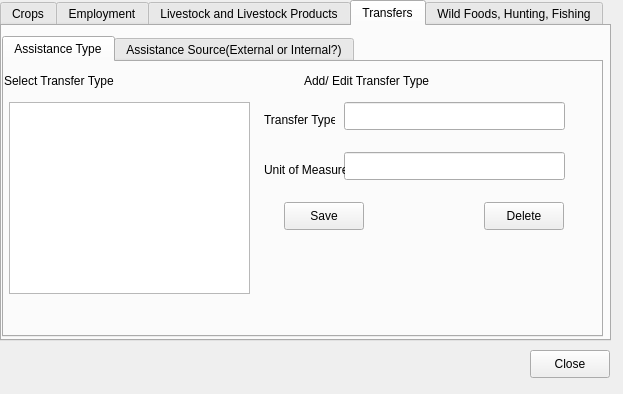
snim2mirror/openihm, file src/openihm/gui/designs/ui_manageincomedetails.ui: the form before one commit.
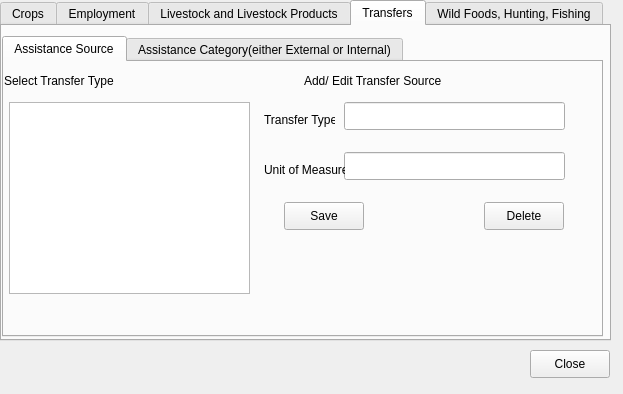
The form after the commit. The open tabs and pages were chosen to show the change.

Commit message: updating manage income source details interface

Patch:
```diff
--- a/src/openihm/gui/designs/ui_manageincomedetails.ui
+++ b/src/openihm/gui/designs/ui_manageincomedetails.ui
@@ -464,7 +464,7 @@
      </property>
      <widget class="QWidget" name="tab">
       <attribute name="title">
-       <string>Assistance Type</string>
+       <string>Assistance Source</string>
       </attribute>
       <widget class="QLabel" name="label_32">
        <property name="geometry">
@@ -476,7 +476,7 @@
         </rect>
        </property>
        <property name="text">
-        <string>Add/ Edit Transfer Type</string>
+        <string>Add/ Edit Transfer Source</string>
        </property>
       </widget>
       <widget class="QListView" name="transferTypesListView">
@@ -580,7 +580,10 @@
      </widget>
      <widget class="QWidget" name="tab_3">
       <attribute name="title">
-       <string>Assistance Source(External or Internal?)</string>
+       <string>Assistance Category(either External or Internal)</string>
+      </attribute>
+      <attribute name="toolTip">
+       <string>Entered value can only be 'External' or 'Internal'. Internal means Social Transfer</string>
       </attribute>
       <widget class="QLabel" name="label_35">
        <property name="geometry">
```
Left out of the diff: 9 changed lines with no effect on the pictures.
